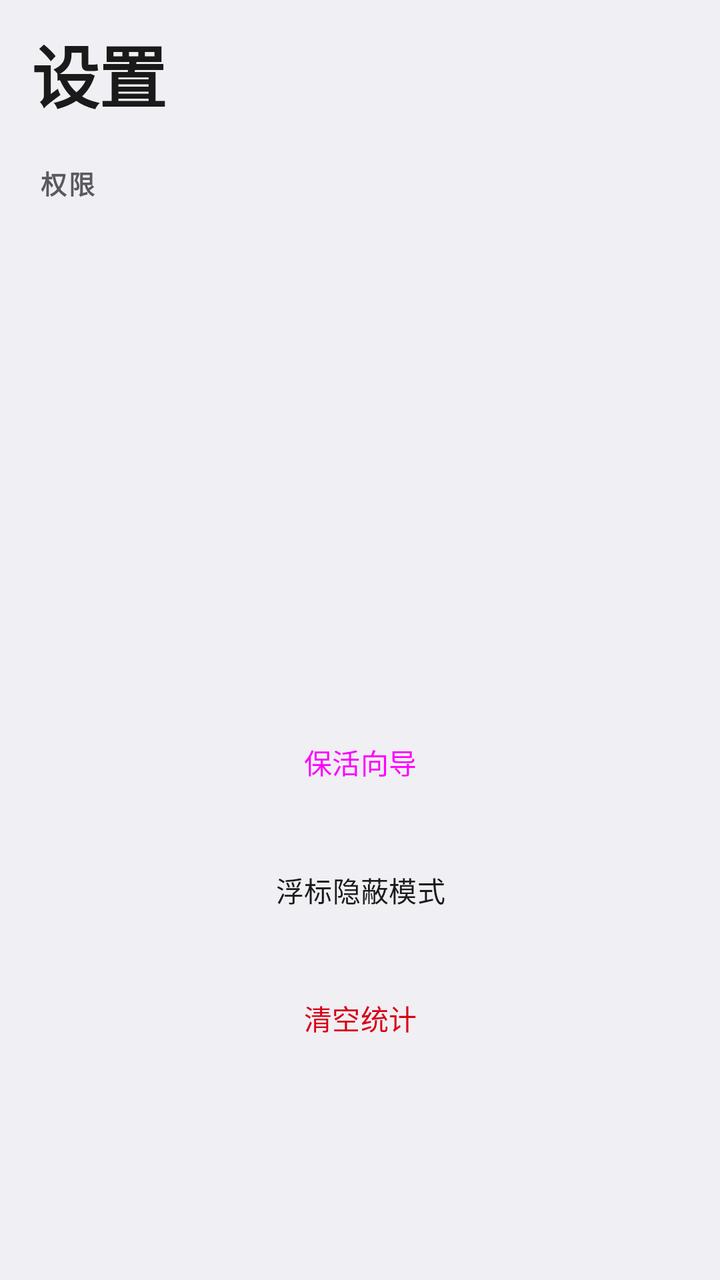
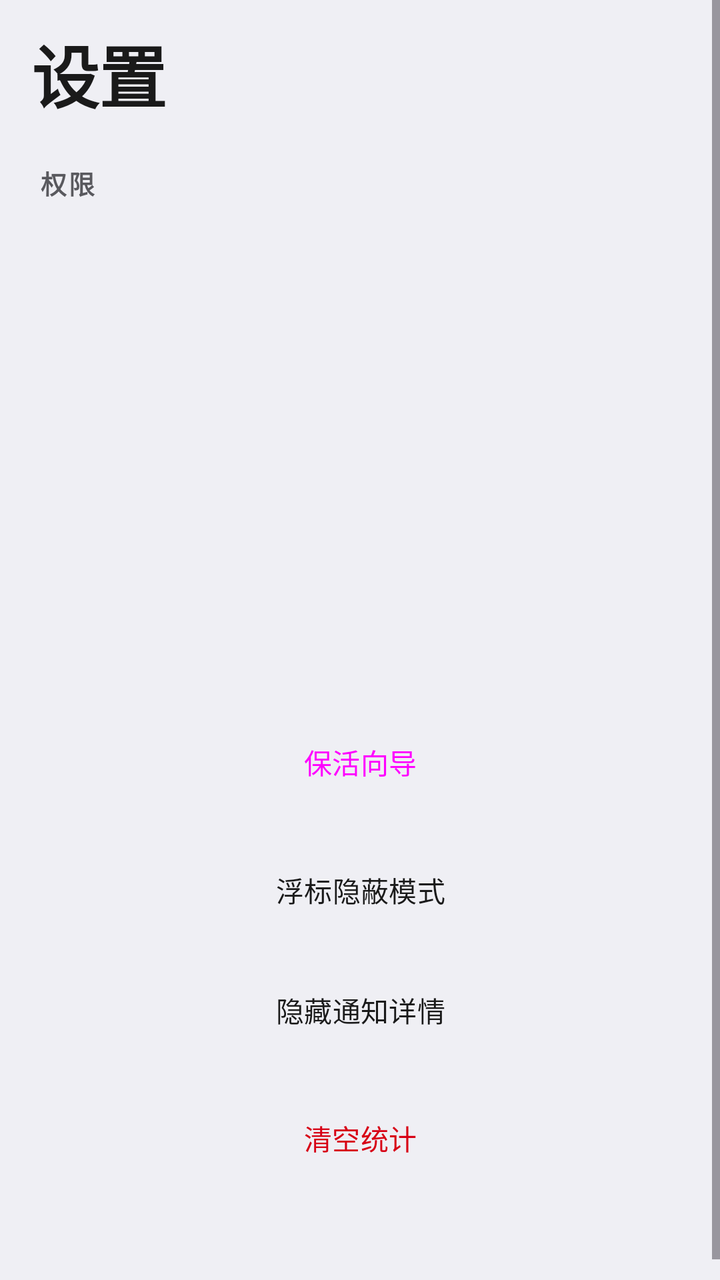

Two renders of the same Android screen: before a commit and after it. Below are the layout's source before the change and the commit's diff.
<!-- AndroidManifest.xml: application theme Theme.App -->
<!-- res/layout/activity_settings.xml -->
<?xml version="1.0" encoding="utf-8"?>
<ScrollView xmlns:android="http://schemas.android.com/apk/res/android"
    xmlns:app="http://schemas.android.com/apk/res-auto"
    android:layout_width="match_parent"
    android:layout_height="match_parent"
    android:background="@color/page_bg"
    android:fillViewport="true">

    <LinearLayout
        android:layout_width="match_parent"
        android:layout_height="wrap_content"
        android:orientation="vertical"
        android:paddingStart="16dp"
        android:paddingTop="12dp"
        android:paddingEnd="16dp"
        android:paddingBottom="24dp">

        <TextView
            android:layout_width="wrap_content"
            android:layout_height="wrap_content"
            android:text="@string/settings_title"
            android:textColor="@color/ink"
            android:textSize="34sp"
            android:letterSpacing="-0.01"
            android:textStyle="bold" />

        <TextView
            android:layout_width="wrap_content"
            android:layout_height="wrap_content"
            android:layout_marginTop="20dp"
            android:layout_marginStart="4dp"
            android:text="@string/perm_section"
            android:textAllCaps="true"
            android:letterSpacing="0.06"
            android:textColor="@color/ink_muted"
            android:textSize="13sp"
            android:textStyle="bold" />

        <Button
            android:id="@+id/btnPermNotif"
            style="@style/PermButton"
            android:layout_width="match_parent"
            android:layout_height="wrap_content"
            android:layout_marginTop="8dp" />

        <Button
            android:id="@+id/btnPermUsage"
            style="@style/PermButton"
            android:layout_width="match_parent"
            android:layout_height="wrap_content" />

        <Button
            android:id="@+id/btnPermOverlay"
            style="@style/PermButton"
            android:layout_width="match_parent"
            android:layout_height="wrap_content" />

        <Button
            android:id="@+id/btnPermBattery"
            style="@style/PermButton"
            android:layout_width="match_parent"
            android:layout_height="wrap_content" />

        <Button
            android:id="@+id/btnPermFsi"
            style="@style/PermButton"
            android:layout_width="match_parent"
            android:layout_height="wrap_content"
            android:visibility="gone" />

        <Button
            android:id="@+id/btnPermA11y"
            style="@style/PermButton"
            android:layout_width="match_parent"
            android:layout_height="wrap_content" />

        <Button
            android:id="@+id/btnWizard"
            style="@style/Widget.Material3.Button.TonalButton"
            android:layout_width="match_parent"
            android:layout_height="wrap_content"
            android:layout_marginTop="8dp"
            android:text="@string/btn_wizard" />

        <Button
            android:id="@+id/btnStealthDot"
            style="@style/Widget.Material3.Button.OutlinedButton"
            android:layout_width="match_parent"
            android:layout_height="wrap_content"
            android:layout_marginTop="16dp"
            android:fontFamily="sans-serif-medium"
            android:textColor="@color/ink"
            android:text="@string/btn_stealth_dot"
            app:strokeColor="@color/outline" />

        <Button
            android:id="@+id/btnResetStats"
            style="@style/Widget.Material3.Button.OutlinedButton"
            android:layout_width="match_parent"
            android:layout_height="wrap_content"
            android:layout_marginTop="16dp"
            android:fontFamily="sans-serif-medium"
            android:textColor="@color/error"
            android:text="@string/btn_reset_stats"
            app:strokeColor="@color/error" />

        <TextView
            android:id="@+id/versionText"
            android:layout_width="match_parent"
            android:layout_height="wrap_content"
            android:layout_marginTop="16dp"
            android:gravity="center"
            android:fontFeatureSettings="tnum"
            android:textColor="@color/ink_muted"
            android:textSize="13sp" />
    </LinearLayout>
</ScrollView>
<!-- resources referenced by this layout -->
<resources>
  <color name="error">#D70015</color>
  <color name="ink">#1A1A1A</color>
  <color name="ink_muted">#59595E</color>
  <color name="outline">#C6C6C8</color>
  <color name="page_bg">#EFEFF4</color>
  <string name="btn_reset_stats">清空统计</string>
  <string name="btn_stealth_dot">浮标隐蔽模式</string>
  <string name="btn_wizard">保活向导</string>
  <string name="perm_section">权限</string>
  <string name="settings_title">设置</string>
  <style name="PermButton" parent="Widget.Material3.Button.TonalButton">
          <item name="android:insetTop">3dp</item>
          <item name="android:insetBottom">3dp</item>
          <item name="android:textSize">15sp</item>
          <item name="android:fontFamily">sans-serif-medium</item>
      </style>
  <style name="Theme.App" parent="Theme.Material3.DayNight.NoActionBar">
          <item name="colorPrimary">@color/brand_primary</item>
          <item name="colorOnPrimary">@color/on_primary</item>
          <item name="colorPrimaryContainer">@color/brand_container</item>
          <item name="colorOnPrimaryContainer">@color/on_primary_container</item>
          <item name="colorSecondary">@color/brand_primary</item>
          <item name="colorOnSecondary">@color/on_primary</item>
          <item name="colorSecondaryContainer">@color/secondary_container</item>
          <item name="colorOnSecondaryContainer">@color/on_secondary_container</item>
          <item name="colorTertiary">@color/brand_primary</item>
          <item name="colorOnTertiary">@color/on_primary</item>
          <item name="colorTertiaryContainer">@color/brand_container</item>
          <item name="colorOnTertiaryContainer">@color/on_primary_container</item>
          <item name="android:colorBackground">@color/page_bg</item>
          <item name="colorOnBackground">@color/ink</item>
          <item name="colorSurface">@color/surface</item>
          <item name="colorOnSurface">@color/ink</item>
          <item name="colorSurfaceVariant">@color/surface_container</item>
          <item name="colorOnSurfaceVariant">@color/ink_muted</item>
          <item name="colorSurfaceContainer">@color/surface_container</item>
          <item name="colorSurfaceContainerLow">@color/surface</item>
          <item name="colorSurfaceContainerHigh">@color/surface_container</item>
          <item name="colorSurfaceContainerHighest">@color/surface_container</item>
          <item name="colorSurfaceContainerLowest">@color/page_bg</item>
          <item name="colorOutline">@color/outline</item>
          <item name="colorOutlineVariant">@color/outline</item>
          <item name="colorError">@color/error</item>
          <item name="colorAccent">@color/brand_primary</item>
          <item name="colorControlActivated">@color/brand_primary</item>
          <item name="android:statusBarColor">@color/page_bg</item>
          <item name="android:navigationBarColor">@color/page_bg</item>
          <item name="android:windowBackground">@color/page_bg</item>
          <item name="android:windowLightStatusBar">@bool/window_light_status</item>
          <item name="android:windowLightNavigationBar">@bool/window_light_status</item>
          <item name="android:forceDarkAllowed">false</item>
      </style>
  <color name="brand_primary">#007AFF</color>
  <color name="on_primary">#FFFFFF</color>
  <color name="brand_container">#E8F1FC</color>
  <color name="on_primary_container">#003A75</color>
  <color name="secondary_container">#E4E4E9</color>
  <color name="on_secondary_container">#1A1A1A</color>
  <color name="surface">#FFFFFF</color>
  <color name="surface_container">#FFFFFF</color>
</resources>

<!-- the commit's change to res/layout/activity_settings.xml (unified diff, before → after) -->
@@ -94,6 +94,17 @@
             app:strokeColor="@color/outline" />
 
         <Button
+            android:id="@+id/btnHideNotif"
+            style="@style/Widget.Material3.Button.OutlinedButton"
+            android:layout_width="match_parent"
+            android:layout_height="wrap_content"
+            android:layout_marginTop="12dp"
+            android:fontFamily="sans-serif-medium"
+            android:textColor="@color/ink"
+            android:text="@string/btn_hide_notif"
+            app:strokeColor="@color/outline" />
+
+        <Button
             android:id="@+id/btnResetStats"
             style="@style/Widget.Material3.Button.OutlinedButton"
             android:layout_width="match_parent"
<!-- resource entries referenced after the edit -->
@@ -5,6 +5,7 @@
   <color name="ink_muted">#59595E</color>
   <color name="outline">#C6C6C8</color>
   <color name="page_bg">#EFEFF4</color>
+  <string name="btn_hide_notif">隐藏通知详情</string>
   <string name="btn_reset_stats">清空统计</string>
   <string name="btn_stealth_dot">浮标隐蔽模式</string>
   <string name="btn_wizard">保活向导</string>
